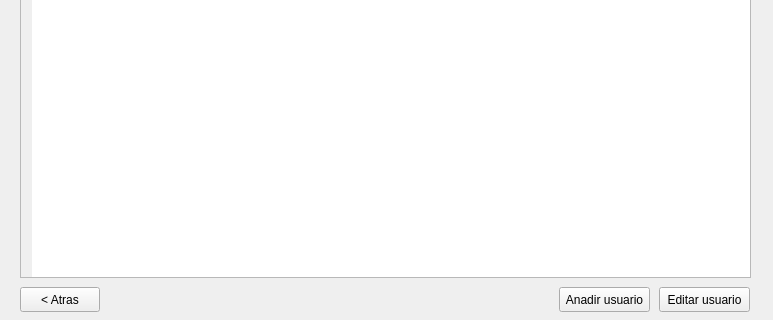
PurpleFlamingo/purpleACOES, file src/UI/gestorUsuario.ui: the form before one commit; both pictures show x 0 to 773 and y 153 to 473 of the 773 by 473 pixel window.
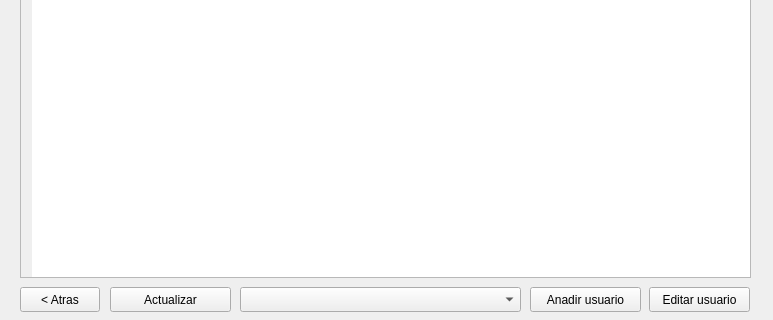
The form after the commit.

Commit message:
Anadido boton de actualizar en vez de acutalizacion automatica
Anadida selccion de rol necesaria para anadir usuario

Patch:
```diff
--- a/src/UI/gestorUsuario.ui
+++ b/src/UI/gestorUsuario.ui
@@ -124,9 +124,9 @@
    <widget class="QPushButton" name="bAnadirUsuario">
     <property name="geometry">
      <rect>
-      <x>559</x>
+      <x>530</x>
       <y>440</y>
-      <width>91</width>
+      <width>111</width>
       <height>25</height>
      </rect>
     </property>
@@ -142,9 +142,9 @@
    <widget class="QPushButton" name="bEditarUsuario">
     <property name="geometry">
      <rect>
-      <x>659</x>
+      <x>649</x>
       <y>440</y>
-      <width>91</width>
+      <width>101</width>
       <height>25</height>
      </rect>
     </property>
@@ -152,6 +152,29 @@
      <string>Editar usuario</string>
     </property>
    </widget>
+   <widget class="QComboBox" name="cRol">
+    <property name="geometry">
+     <rect>
+      <x>240</x>
+      <y>440</y>
+      <width>281</width>
+      <height>25</height>
+     </rect>
+    </property>
+   </widget>
+   <widget class="QPushButton" name="bActualizar">
+    <property name="geometry">
+     <rect>
+      <x>110</x>
+      <y>440</y>
+      <width>121</width>
+      <height>25</height>
+     </rect>
+    </property>
+    <property name="text">
+     <string>Actualizar</string>
+    </property>
+   </widget>
   </widget>
  </widget>
  <resources/>
```
The commit also changes 2 other files.
